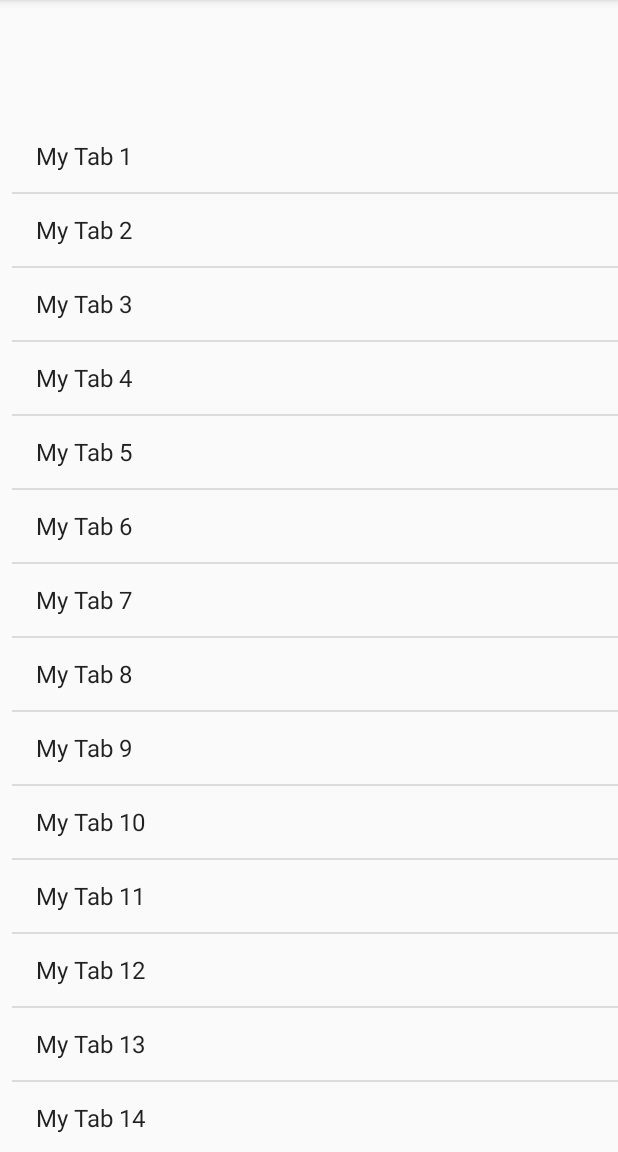
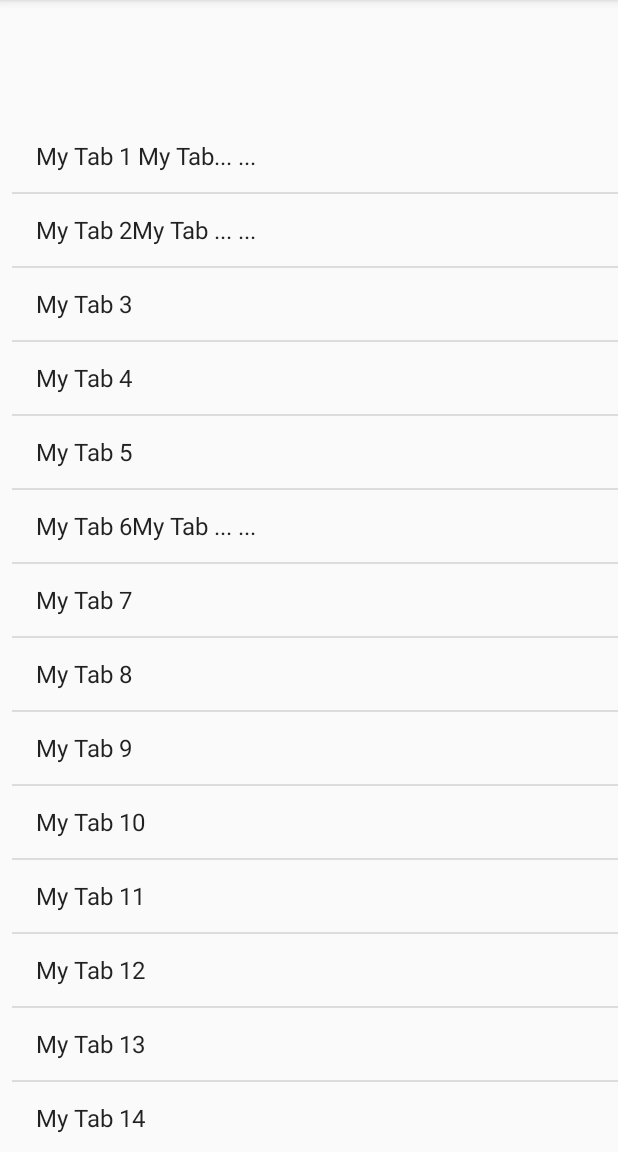
Before and after one commit to ybdesire/android_dev_learn, an Android app: the screen it shows after launch (MainActivity), on a phone screen of 412 x 824 dp, the part 84-1236 px from its top. Run offline under Robolectric (Android 15) with nearby library versions, the phone set to English and light mode, and no system bars; our stand-ins replace AdMob.

Commit message:
completed basic ux, i18n (minimal functional product without l10n)

```diff
--- a/apps/TipsGetRich/app/src/main/java/getrich/tips/ybdesire/com/tipsgetrich/MainActivity.java
+++ b/apps/TipsGetRich/app/src/main/java/getrich/tips/ybdesire/com/tipsgetrich/MainActivity.java
@@ -22,6 +22,7 @@ public class MainActivity extends AppCompatActivity {
     protected void onCreate(Bundle savedInstanceState) {
         super.onCreate(savedInstanceState);
         setContentView(R.layout.activity_main);
+
         // init and load banner ad
         MobileAds.initialize(this, "ca-app-pub-8100413825150401~9396888732");
         mAdView = findViewById(R.id.adView);
@@ -36,21 +37,26 @@ public class MainActivity extends AppCompatActivity {
 
         for(int i=0;i<tab_names.length;i++)
         {
-            strs[i] = tab_names[i];
+            String str = tab_names[i];
+            if(str.length()>=15)
+            {
+                str = str.substring(0,15)+"... ...";
+            }
+            strs[i] = str;
         }
 
-
         // display at the listview
-        ListView lv = (ListView) findViewById(R.id.lv);//得到ListView对象的引用 /*为ListView设置Adapter来绑定数据*/
+        ListView lv = (ListView) findViewById(R.id.lv);
         lv.setAdapter(new ArrayAdapter<String>(this,
                 android.R.layout.simple_list_item_1, strs));
+
 
         // click listener
         lv.setOnItemClickListener(new AdapterView.OnItemClickListener() {
             @Override
             public void onItemClick(AdapterView<?> arg0, View arg1, int arg2, long arg3) {
-                //点击后在标题上显示点击了第几行
-                setTitle("你点击了第"+arg2+"行");
+
+                //setTitle("你点击了第"+arg2+"行");
                 mInterstitialAd.loadAd(new AdRequest.Builder().build());
 
                 // start another acitvity with parameters
--- a/apps/TipsGetRich/app/src/main/res/values/strings.xml
+++ b/apps/TipsGetRich/app/src/main/res/values/strings.xml
@@ -2,13 +2,15 @@
     <string name="app_name">TipsGetRich</string>
     <string name="title_activity_main2">Main2Activity</string>
     <string name="btn_back">Back</string>
+    <string name="txt_blank">Blank page, no content</string>
+    <string name="txt_page">Page</string>
     <string-array name="tabs_names">
-        <item>My Tab 1</item>
-        <item>My Tab 2</item>
+        <item>My Tab 1 My Tab 1 My Tab 1 My Tab 1 My Tab 1</item>
+        <item>My Tab 2My Tab 2My Tab 2My Tab 2</item>
         <item>My Tab 3</item>
         <item>My Tab 4</item>
         <item>My Tab 5</item>
-        <item>My Tab 6</item>
+        <item>My Tab 6My Tab 6My Tab 6My Tab 6My Tab 6My Tab 6My Tab 6My Tab 6</item>
         <item>My Tab 7</item>
         <item>My Tab 8</item>
         <item>My Tab 9</item>
```
Also changed, not shown: apps/TipsGetRich/app/src/main/java/getrich/tips/ybdesire/com/tipsgetrich/Main2Activity.java (+9 -4 lines), apps/TipsGetRich/app/src/main/res/layout/activity_main2.xml (+5 -4 lines).
